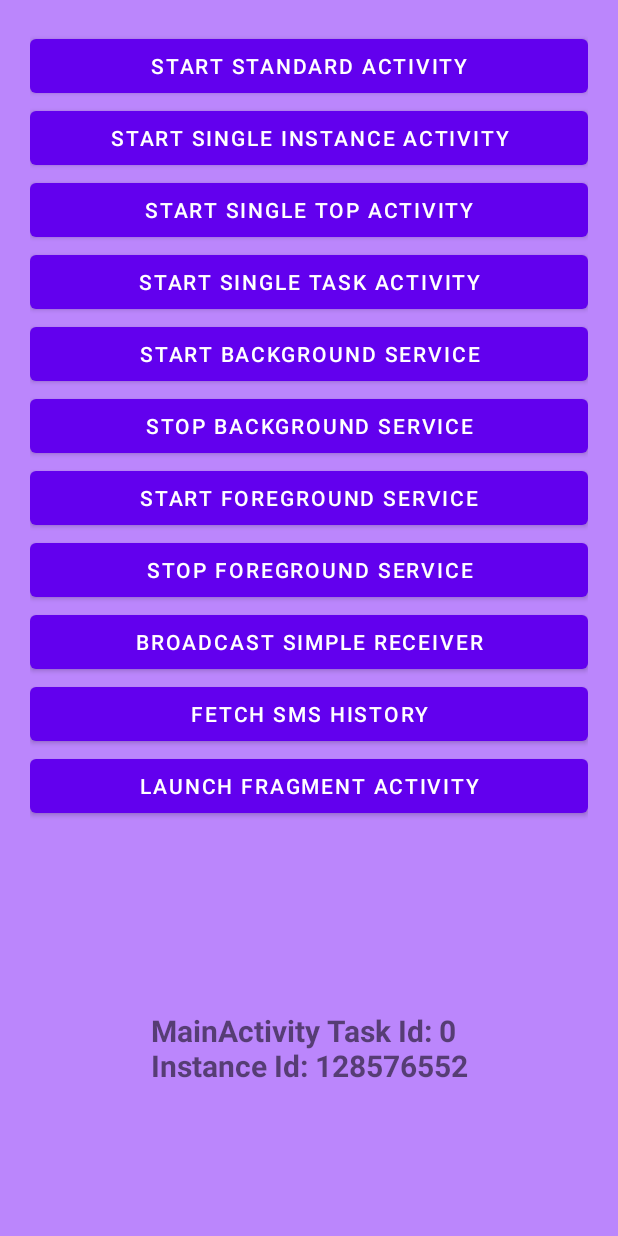
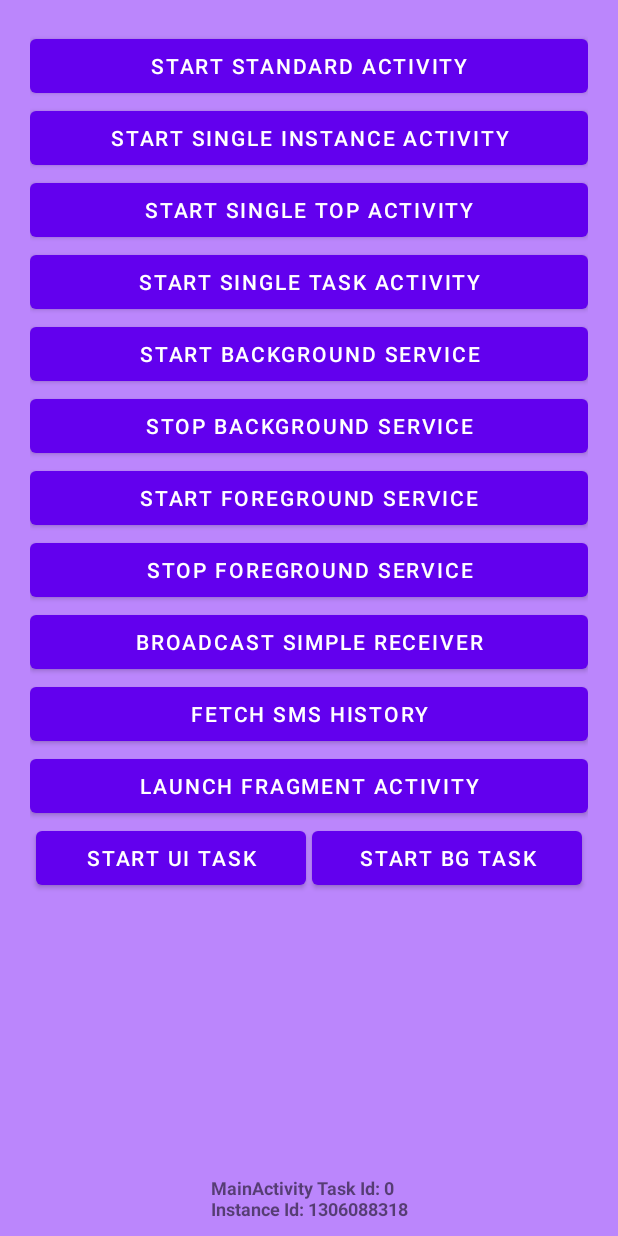
Before and after one commit to dantech0xff/AndroidFundamentalsByDanTech, an Android app: the screen it shows after launch (MainActivity), on a phone screen of 412 x 824 dp. Run offline under Robolectric (Android 15) with nearby library versions, the phone set to English and light mode, and no system bars; our stand-ins replace data binding.

Commit message:
Threading in Android

```diff
--- a/app/src/main/java/com/creative/androidfundamentalsbydantech/activity/MainActivity.kt
+++ b/app/src/main/java/com/creative/androidfundamentalsbydantech/activity/MainActivity.kt
@@ -7,10 +7,11 @@ import android.content.IntentFilter
 import android.database.Cursor
 import android.os.Build
 import android.os.Bundle
+import android.os.Handler
+import android.os.HandlerThread
+import android.os.Looper
 import android.provider.Telephony
 import android.util.Log
-import android.widget.Button
-import android.widget.TextView
 import android.widget.Toast
 import androidx.activity.enableEdgeToEdge
 import androidx.activity.result.contract.ActivityResultContracts
@@ -24,6 +25,12 @@ import com.creative.androidfundamentalsbydantech.service.BackgroundService
 import com.creative.androidfundamentalsbydantech.service.ForegroundService
 
 class MainActivity : AppCompatActivity() {
+    private val uiHandler: Handler = Handler(Looper.getMainLooper())
+    private val backgroundHandlerThread = HandlerThread("Background-HandlerThread").apply {
+        start()
+    }
+    private val backgroundHandler: Handler by lazy { Handler(backgroundHandlerThread.looper) }
+
     private var viewBinding: ActivityMainBinding? = null
 
     private var bgServiceId: Int = 0
@@ -38,6 +45,21 @@ class MainActivity : AppCompatActivity() {
             Toast.makeText(this, "Fetched SMS List Size: ${smsList.size}", Toast.LENGTH_LONG).show()
         } else {
             Log.d("MainActivity", "SMS Permission denied")
+        }
+    }
+
+    private fun runUITask() {
+        uiHandler.post {
+            // Run UI Task
+            Log.d("MainActivity", "Run UI Task ${Thread.currentThread().name}")
+            Toast.makeText(this@MainActivity, "Run UI Task ${Thread.currentThread().name}", Toast.LENGTH_SHORT).show()
+        }
+    }
+    private fun runBackgroundTask() {
+        backgroundHandler.post {
+            // Run Background Task
+            Log.d("MainActivity", "Run Background Task ${Thread.currentThread().name}")
+            Toast.makeText(this@MainActivity, "Run Background Task ${Thread.currentThread().name}", Toast.LENGTH_SHORT).show()
         }
     }
 
@@ -75,6 +97,7 @@ class MainActivity : AppCompatActivity() {
         super.onDestroy()
 
         unregisterReceiver(simpleReceiver)
+        backgroundHandlerThread.quitSafely()
     }
 
     private fun startBackgroundService(id: Int) {
@@ -127,6 +150,12 @@ class MainActivity : AppCompatActivity() {
             launchFragmentButton.setOnClickListener {
                 startActivity(Intent(this@MainActivity, FragmentActivity::class.java))
             }
+            startUiTaskButton.setOnClickListener {
+                runUITask()
+            }
+            startBackgroundTaskButton.setOnClickListener {
+                runBackgroundTask()
+            }
         }
     }
 
--- a/app/src/main/res/layout/activity_main.xml
+++ b/app/src/main/res/layout/activity_main.xml
@@ -74,14 +74,32 @@
                 android:text="Launch Fragment Activity"
                 android:layout_width="match_parent"
                 android:layout_height="wrap_content"/>
+            <LinearLayout
+                android:orientation="horizontal"
+                android:gravity="center"
+                android:layout_width="match_parent"
+                android:layout_height="wrap_content">
+                <Button
+                    android:id="@+id/startUiTaskButton"
+                    android:text="Start UI Task"
+                    android:layout_marginEnd="2dp"
+                    android:layout_width="180dp"
+                    android:layout_height="wrap_content"/>
+                <Button
+                    android:id="@+id/startBackgroundTaskButton"
+                    android:text="Start Bg Task"
+                    android:layout_marginStart="2dp"
+                    android:layout_width="180dp"
+                    android:layout_height="wrap_content"/>
+            </LinearLayout>
         </LinearLayout>
         <TextView
             android:id="@+id/textView"
-            android:textSize="20sp"
+            android:textSize="12sp"
             android:textStyle="bold"
             android:layout_width="wrap_content"
             android:layout_height="wrap_content"
-            android:layout_marginBottom="100dp"
+            android:layout_marginBottom="10dp"
             android:text="Hello World, This is Main Activity!"
             app:layout_constraintBottom_toBottomOf="parent"
             app:layout_constraintLeft_toLeftOf="parent"
```
